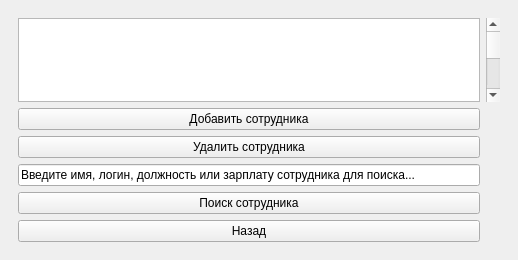
Qt form mainwindow.ui (Toxicattack4up/QtProjectKRApteka) before a commit.
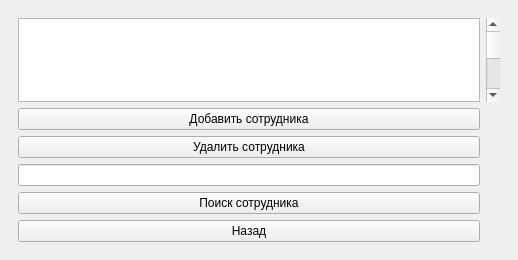
The same form after that commit.

Patch:
```diff
--- a/mainwindow.ui
+++ b/mainwindow.ui
@@ -228,7 +228,10 @@
           <item row="3" column="0">
            <widget class="QLineEdit" name="SearcheEmployeeLineEdit">
             <property name="text">
-             <string>Введите имя, логин, должность или зарплату сотрудника для поиска...</string>
+             <string/>
+            </property>
+            <property name="placeholderText">
+             <string/>
             </property>
            </widget>
           </item>
```
Left out of the diff: 20 changed lines with no effect on the pictures.
